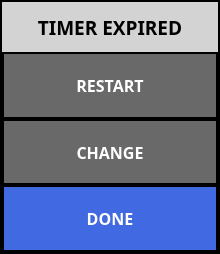
UnexplodedMinds/Stratofier, file ui/TimerDialog.ui: the form before one commit.
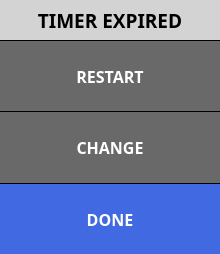
The form after the commit. Icons and pictures are not drawn.

```diff
--- a/ui/TimerDialog.ui
+++ b/ui/TimerDialog.ui
@@ -97,7 +97,7 @@
 	border: none;
 	background-color: DimGray;
 	color: white;
-	margin: 2px;
+	margin: 0px;
 }
 QPushButton::pressed
 {
@@ -110,24 +110,24 @@
   </property>
   <layout class="QVBoxLayout" name="verticalLayout">
    <property name="spacing">
-    <number>0</number>
+    <number>1</number>
    </property>
    <property name="leftMargin">
-    <number>2</number>
+    <number>0</number>
    </property>
    <property name="topMargin">
-    <number>2</number>
+    <number>0</number>
    </property>
    <property name="rightMargin">
-    <number>2</number>
+    <number>0</number>
    </property>
    <property name="bottomMargin">
-    <number>2</number>
+    <number>0</number>
    </property>
    <item>
     <widget class="QLabel" name="m_pTitleLabel">
      <property name="sizePolicy">
-      <sizepolicy hsizetype="MinimumExpanding" vsizetype="Minimum">
+      <sizepolicy hsizetype="MinimumExpanding" vsizetype="MinimumExpanding">
        <horstretch>0</horstretch>
        <verstretch>0</verstretch>
       </sizepolicy>
@@ -135,13 +135,13 @@
      <property name="minimumSize">
       <size>
        <width>0</width>
-       <height>50</height>
+       <height>40</height>
       </size>
      </property>
      <property name="maximumSize">
       <size>
        <width>16777215</width>
-       <height>50</height>
+       <height>40</height>
       </size>
      </property>
      <property name="font">
```
Left out of the diff: 2 changed lines with no effect on the pictures.
